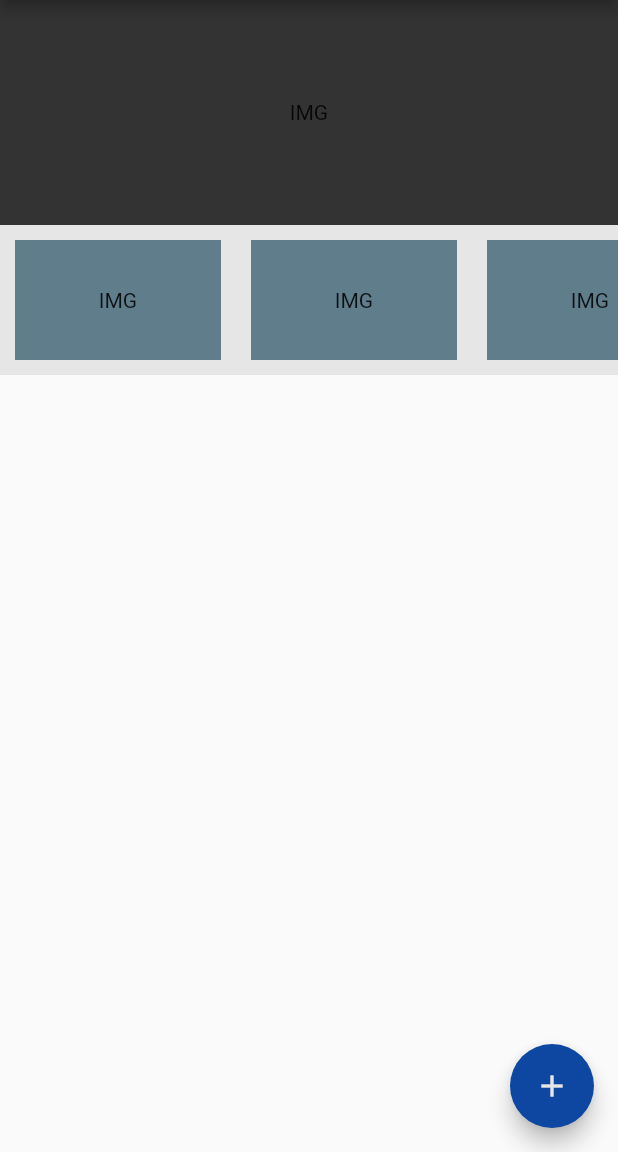
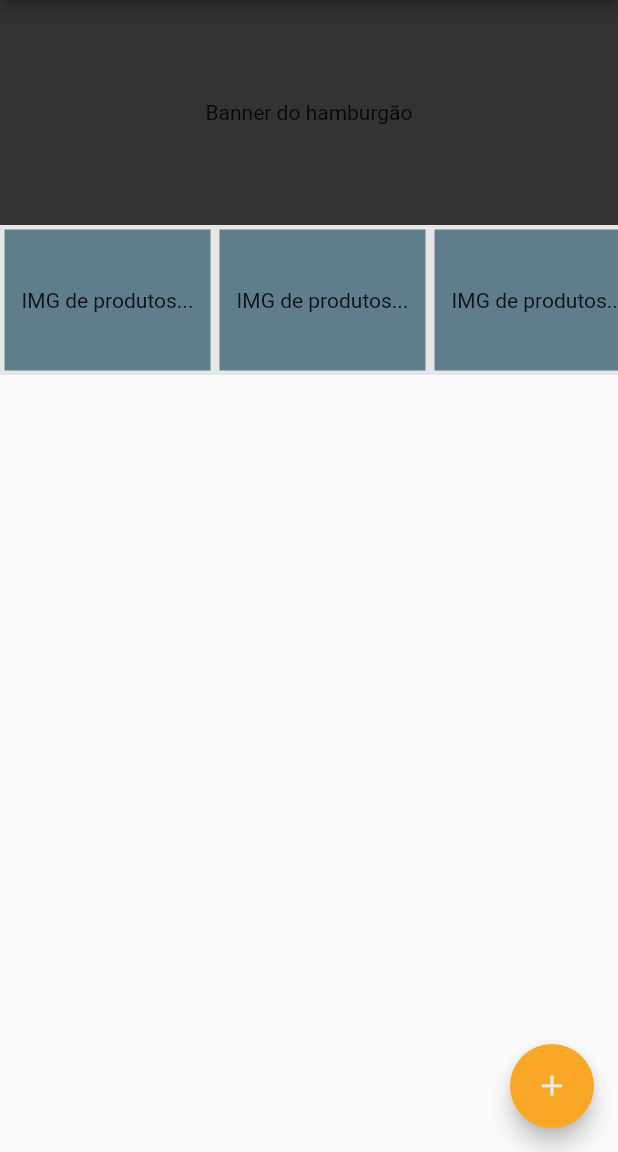
Before and after one commit to codexmark/cdxProjetos, a Flutter app: the HomePage screen opened by its route, on a phone screen of 412 x 824 dp, the part 84-1236 px from its top. Run offline on Flutter 3.47's test engine with Material 2 defaults, Android fonts, the phone set to English and light mode, and no system bars; our stand-ins replace cloud_firestore; accounts and stored records are empty.

Commit message:
modificações na pagina inicial e banco de dados

```diff
--- a/cdxDeliveryApp/lib/views/home/home_page.dart
+++ b/cdxDeliveryApp/lib/views/home/home_page.dart
@@ -24,12 +24,20 @@ class HomePage extends StatelessWidget {
           default:
             return Center(
               child: ListView(
-                children: snapshot.data.documents.map<Widget>((DocumentSnapshot doc) {
+                children:
+                    snapshot.data.documents.map<Widget>((DocumentSnapshot doc) {
                   return ListTile(
-                    leading: Icon(Icons.people, size: 52),
-                    title: Text("${doc.data['cliente_nome']}"),
-                    subtitle: Text("Valor total: ${doc.data['valor_total'].toString()}"),
-                  );
+                      leading: Icon(Icons.people, size: 52),
+                      title: Text("${doc.data['cliente_nome']}"),
+                      subtitle: Text(
+                          "Valor total RS:${doc.data['valor_total'].toString()}"),
+                      trailing: RaisedButton(
+                        onPressed: () {},
+                        child: Text(
+                          'D',
+                          style: TextStyle(color: Layout.light()),
+                        ),
+                      ));
                 }).toList(),
               ),
             );
@@ -38,13 +46,12 @@ class HomePage extends StatelessWidget {
     );
 
     return Layout.render(
-      context,
-      child: Column(
+      Column(
         children: <Widget>[
           Container(
             color: Layout.dark(),
             height: 150,
-            child: Center(child: Text('IMG')),
+            child: Center(child: Text('Banner do hamburgão')),
           ),
           Container(
             height: 100,
@@ -57,8 +64,8 @@ class HomePage extends StatelessWidget {
                   width: MediaQuery.of(context).size.width / 3,
                   height: 80,
                   color: Colors.blueGrey,
-                  margin: EdgeInsets.all(10),
-                  child: Center(child: Text('IMG')),
+                  margin: EdgeInsets.all(3),
+                  child: Center(child: Text('IMG de produtos...')),
                 );
               },
             ),
@@ -66,15 +73,6 @@ class HomePage extends StatelessWidget {
           Expanded(child: content),
         ],
       ),
-      floatingActionButton: FloatingActionButton(
-        onPressed: () {},
-        tooltip: 'Increment',
-        backgroundColor: Layout.info(),
-        child: Icon(
-          Icons.add,
-          color: Layout.light(),
-        ),
-      ),
     );
   }
 }
--- a/cdxDeliveryApp/lib/views/layout.dart
+++ b/cdxDeliveryApp/lib/views/layout.dart
@@ -1,34 +1,46 @@
 import 'package:flutter/material.dart';
+import 'package:cloud_firestore/cloud_firestore.dart';
 
 class Layout {
-  static Widget render(
-    BuildContext context, {
-    Widget child,
-    floatingActionButton,
-  }) {
+  static Widget render(Widget content, [String title = 'Delivery App']) {
     return Scaffold(
       appBar: AppBar(
         title: Text('Delivery App'),
       ),
-      body: child,
-      floatingActionButton: floatingActionButton,
+      body: content,
+      floatingActionButton: FloatingActionButton(
+          onPressed: () {},
+          tooltip: 'Increment',
+          child: Icon(Icons.add, color: Layout.light(), size: 23)),
     );
   }
 
-  // https://material.io/resources/color/#!/?view.left=0&view.right=1&primary.color=D32F2F&secondary.color=C2C03E&secondary.text.color=ffffff
-  static Color primary([double opacity = 1]) => Colors.red[700].withOpacity(opacity);
-  static Color primaryLight([double opacity = 1]) => Color(0xffff6659).withOpacity(opacity);
-  static Color primaryDark([double opacity = 1]) => Color(0xff9a0007).withOpacity(opacity);
+  // fiz desse layout aqui https://material.io/resources/color/#!/?view.left=0&view.right=1&primary.color=D32F2F&secondary.color=C2C03E&secondary.text.color=ffffff
+  static Color primary([double opacity = 1]) =>
+      Colors.red[700].withOpacity(opacity);
+  static Color primaryLight([double opacity = 1]) =>
+      Color(0xffff6659).withOpacity(opacity);
+  static Color primaryDark([double opacity = 1]) =>
+      Color(0xff9a0007).withOpacity(opacity);
 
-  static Color secondary([double opacity = 1]) => Colors.yellow[800].withOpacity(opacity);
-  static Color secondaryLight([double opacity = 1]) => Color(0xfff7f26f).withOpacity(opacity);
-  static Color secondaryDark([double opacity = 1]) => Color(0xff8f9000).withOpacity(opacity);
+  static Color secondary([double opacity = 1]) =>
+      Colors.yellow[800].withOpacity(opacity);
+  static Color secondaryLight([double opacity = 1]) =>
+      Color(0xfff7f26f).withOpacity(opacity);
+  static Color secondaryDark([double opacity = 1]) =>
+      Color(0xff8f9000).withOpacity(opacity);
 
-  static Color light([double opacity = 1]) => Color.fromRGBO(230, 230, 230, opacity);
-  static Color dark([double opacity = 1]) => Color(0xff333333).withOpacity(opacity);
+  static Color light([double opacity = 1]) =>
+      Color.fromRGBO(230, 230, 230, opacity);
+  static Color dark([double opacity = 1]) =>
+      Color(0xff333333).withOpacity(opacity);
 
-  static Color danger([double opacity = 1]) => Color.fromRGBO(217, 74, 74, opacity);
-  static Color success([double opacity = 1]) => Color.fromRGBO(5, 100, 50, opacity);
-  static Color info([double opacity = 1]) => Color.fromRGBO(13, 71, 161, opacity);
-  static Color warning([double opacity = 1]) => Color.fromRGBO(250, 200, 70, opacity);
+  static Color danger([double opacity = 1]) =>
+      Color.fromRGBO(217, 74, 74, opacity);
+  static Color success([double opacity = 1]) =>
+      Color.fromRGBO(5, 100, 50, opacity);
+  static Color info([double opacity = 1]) =>
+      Color.fromRGBO(13, 71, 161, opacity);
+  static Color warning([double opacity = 1]) =>
+      Color.fromRGBO(250, 200, 70, opacity);
 }
--- a/cdxDeliveryApp/lib/views/login/login_page.dart
+++ b/cdxDeliveryApp/lib/views/login/login_page.dart
@@ -36,7 +36,7 @@ class LoginPage extends StatelessWidget {
                   borderRadius: BorderRadius.circular(150),
                 ),
                 SizedBox(height: 10),
-                Text('Delivery App', style: titleTheme),
+                Text('Hamburgão Lanches Delivery', style: titleTheme),
               ],
             ),
           ),
@@ -176,7 +176,8 @@ class LoginPage extends StatelessWidget {
 
   double _calcContentHeight(BuildContext context) {
     var totalHeight = MediaQuery.of(context).size.height;
-    var heightAvailable = totalHeight - MediaQuery.of(context).viewInsets.bottom;
+    var heightAvailable =
+        totalHeight - MediaQuery.of(context).viewInsets.bottom;
     var heightIWant = MediaQuery.of(context).size.height * .6;
 
     var result = heightIWant;
```
Also changed, not shown: 1 other file.
